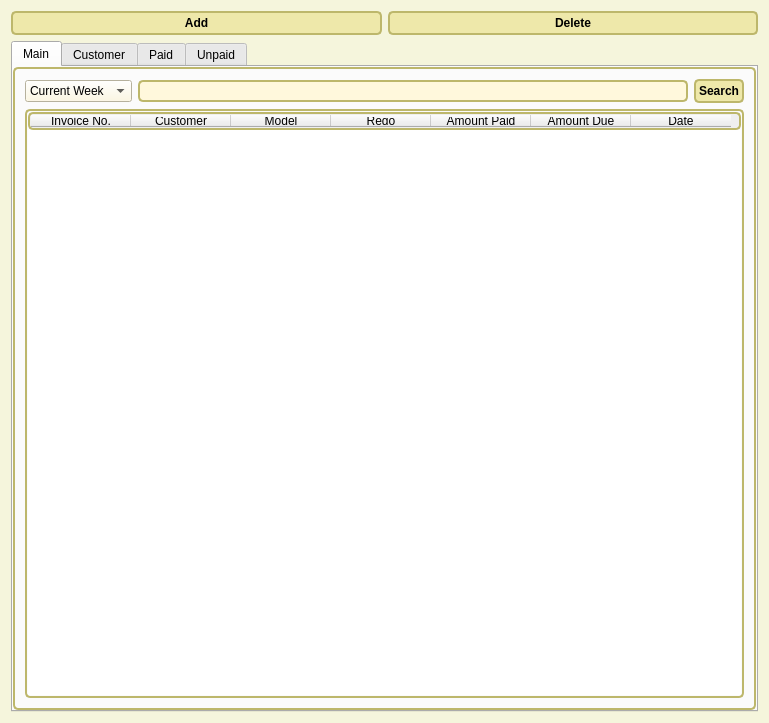
The window that new_start/UI_File/Main.ui (maximustann/Bing_project) describes before a commit, drawn with Qt 5.
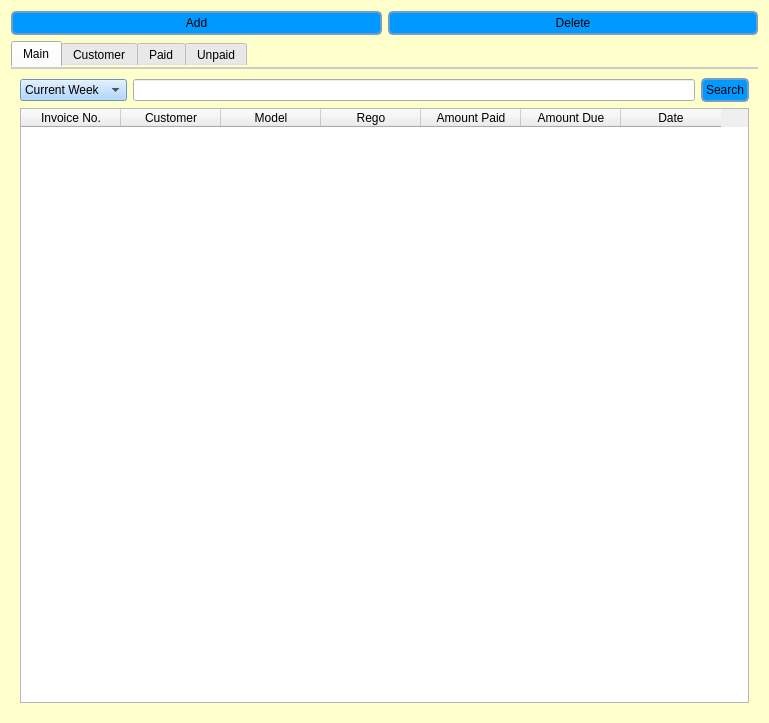
The same window after the commit.

Diff of the .ui file:
```diff
--- a/new_start/UI_File/Main.ui
+++ b/new_start/UI_File/Main.ui
@@ -15,114 +15,59 @@
   </property>
   <property name="styleSheet">
    <string notr="true">#Dialog {
-   background-color: beige;
+   background-color: rgb(255, 255, 204);
+   color: #cccccc;
 }
-
-/* Nice Windows-XP-style password character. */
-QLineEdit[echoMode=&quot;2&quot;] {
-    lineedit-password-character: 9679;
+QComboBox {
+	background-color:rgb(153, 204, 255);
 }
-
-/* We provide a min-width and min-height for push buttons
-   so that they look elegant regardless of the width of the text. */
 QPushButton {
-    background-color: palegoldenrod;
+    background-color: rgb(0, 153, 255);
     border-width: 2px;
-    border-color: darkkhaki;
+    border-color: rgb(117, 156, 195);
     border-style: solid;
     border-radius: 5;
     padding: 3px;
     min-width: 9ex;
     min-height: 2.5ex;
+	alternate-background-color: rgb(220, 220, 220);
 }
 
 QPushButton:hover {
    background-color: khaki;
 }
-
-/* Increase the padding, so the text is shifted when the button is
-   pressed. */
-QPushButton:pressed {
-    padding-left: 5px;
-    padding-top: 5px;
-    background-color: #d0d67c;
-}
-
-QLabel, QAbstractButton {
-    font: bold;
-}
-
-/* Mark mandatory fields with a brownish color. */
-.mandatory {
-    color: brown;
-}
-
-/* Bold text on status bar looks awful. */
-QStatusBar QLabel {
-   font: normal;
-}
-
-QStatusBar::item {
-    border-width: 1;
-    border-color: darkkhaki;
-    border-style: solid;
-    border-radius: 2;
-}
-
-QComboBox, QLineEdit, QSpinBox, QTextEdit, QListView {
-    background-color: cornsilk;
-    selection-color: #0a214c; 
-    selection-background-color: #C19A6B;
-}
-
+QTreeView {
+   background-color: #666666;
+   color: #cccccc;
+   alternate-background-color: #333333;
+} 
 QListView {
-    show-decoration-selected: 1;
+   background-color: #333333;
+   color: #cccccc;
 }
-
-QListView::item:hover {
-    background-color: wheat;
+QTextEdit {
+   background-color: rgb(244, 246, 255);
+   color: #cccccc;
 }
-
-/* We reserve 1 pixel space in padding. When we get the focus,
-   we kill the padding and enlarge the border. This makes the items
-   glow. */
-QLineEdit, QFrame {
-    border-width: 2px;
-    padding: 1px;
-    border-style: solid;
-    border-color: darkkhaki;
-    border-radius: 5px;
+QScrollBar:horizontal {
+   height: 20px;
 }
-
-/* As mentioned above, eliminate the padding and increase the border. */
-QLineEdit:focus, QFrame:focus {
-    border-width: 3px;
-    padding: 0px;
+QScrollBar:vertical {
+   width: 20px;
 }
-
-/* A QLabel is a QFrame ... */
+QTabWidget::pane {
+   border-top: 2px solid #cccccc;
+}
 QLabel {
-    border: none;
-    padding: 0;
-    background: none;
+   color: rgb(102, 102, 102); 
 }
 
-/* A QToolTip is a QLabel ... */
-QToolTip {
-    border: 2px solid darkkhaki;
-    padding: 5px;
-    border-radius: 3px;
-    opacity: 200;
+QCheckBox {
+   color: white; 
 }
 
-/* Nice to have the background color change when hovered. */
-QRadioButton:hover, QCheckBox:hover {
-    background-color: wheat;
-}
-
-/* Force the dialog's buttons to follow the Windows guidelines. */
-QDialogButtonBox {
-    button-layout: 0;
+QRadioButton{
+   color:white;
 }</string>
   </property>
   <layout class="QGridLayout" name="gridLayout">
```
Left out of the diff: 2 changed lines with no effect on the pictures.
